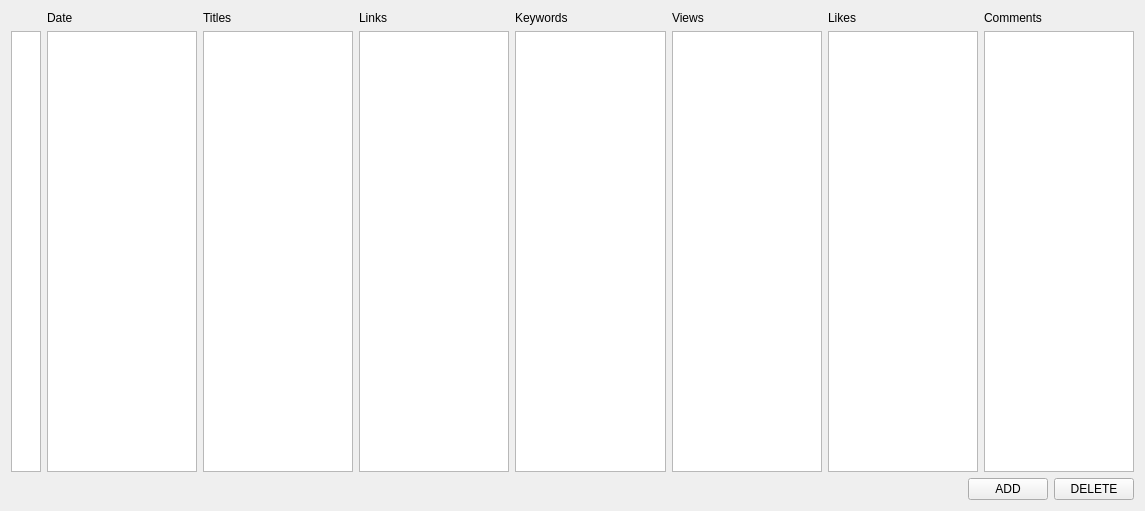
Above: src/sever/articles.ui from elvisxiaozhi/Auto-Fetch-News-System before the change. Below: the same form after it.
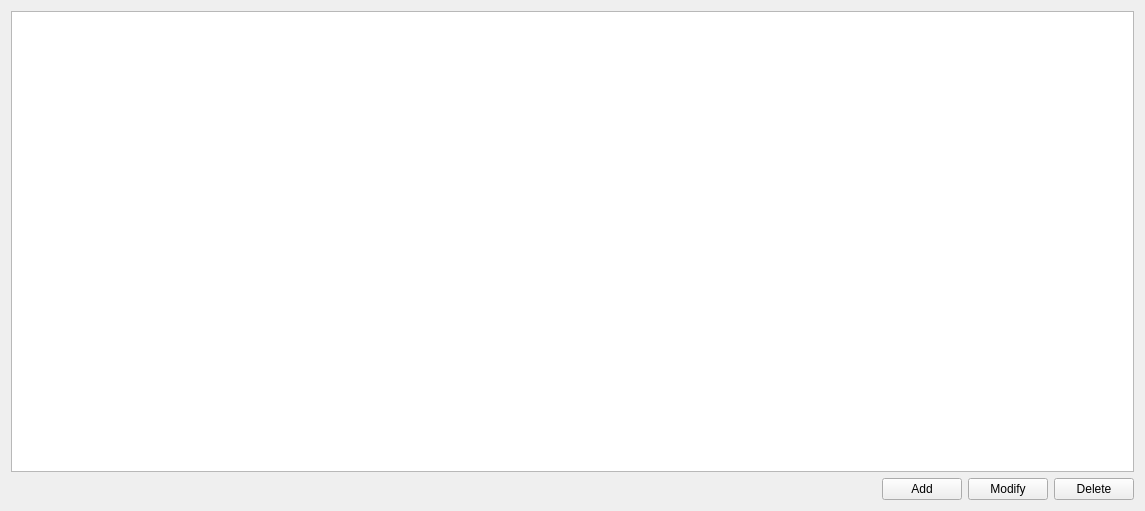
That is the form after the change.

Commit message: add table view

Patch:
```diff
--- a/src/sever/articles.ui
+++ b/src/sever/articles.ui
@@ -13,154 +13,12 @@
   <property name="windowTitle">
    <string>Form</string>
   </property>
-  <layout class="QVBoxLayout" name="verticalLayout_9">
+  <layout class="QVBoxLayout" name="verticalLayout">
    <item>
-    <layout class="QHBoxLayout" name="horizontalLayout_2" stretch="0,0">
-     <item>
-      <layout class="QVBoxLayout" name="verticalLayout_8">
-       <item>
-        <widget class="QLabel" name="label_8">
-         <property name="sizePolicy">
-          <sizepolicy hsizetype="Fixed" vsizetype="Preferred">
-           <horstretch>0</horstretch>
-           <verstretch>0</verstretch>
-          </sizepolicy>
-         </property>
-         <property name="maximumSize">
-          <size>
-           <width>30</width>
-           <height>16777215</height>
-          </size>
-         </property>
-         <property name="text">
-          <string/>
-         </property>
-        </widget>
-       </item>
-       <item>
-        <widget class="QColumnView" name="columnView">
-         <property name="sizePolicy">
-          <sizepolicy hsizetype="Fixed" vsizetype="Expanding">
-           <horstretch>0</horstretch>
-           <verstretch>0</verstretch>
-          </sizepolicy>
-         </property>
-         <property name="maximumSize">
-          <size>
-           <width>30</width>
-           <height>16777215</height>
-          </size>
-         </property>
-        </widget>
-       </item>
-      </layout>
-     </item>
-     <item>
-      <layout class="QHBoxLayout" name="horizontalLayout" stretch="0,0,0,0,0,0,0">
-       <item>
-        <layout class="QVBoxLayout" name="verticalLayout">
-         <item>
-          <widget class="QLabel" name="label">
-           <property name="text">
-            <string>Date</string>
-           </property>
-          </widget>
-         </item>
-         <item>
-          <widget class="QListWidget" name="dateList"/>
-         </item>
-        </layout>
-       </item>
-       <item>
-        <layout class="QVBoxLayout" name="verticalLayout_2">
-         <item>
-          <widget class="QLabel" name="label_2">
-           <property name="text">
-            <string>Titles</string>
-           </property>
-          </widget>
-         </item>
-         <item>
-          <widget class="QListWidget" name="titleList"/>
-         </item>
-        </layout>
-       </item>
-       <item>
-        <layout class="QVBoxLayout" name="verticalLayout_3">
-         <item>
-          <widget class="QLabel" name="label_3">
-           <property name="text">
-            <string>Links</string>
-           </property>
-          </widget>
-         </item>
-         <item>
-          <widget class="QListWidget" name="linkList"/>
-         </item>
-        </layout>
-       </item>
-       <item>
-        <layout class="QVBoxLayout" name="verticalLayout_4">
-         <item>
-          <widget class="QLabel" name="label_4">
-           <property name="text">
-            <string>Keywords</string>
-           </property>
-          </widget>
-         </item>
-         <item>
-          <widget class="QListWidget" name="keywordList"/>
-         </item>
-        </layout>
-       </item>
-       <item>
-        <layout class="QVBoxLayout" name="verticalLayout_5">
-         <item>
-          <widget class="QLabel" name="label_5">
-           <property name="text">
-            <string>Views</string>
-           </property>
-          </widget>
-         </item>
-         <item>
-          <widget class="QListWidget" name="viewLike"/>
-         </item>
-        </layout>
-       </item>
-       <item>
-        <layout class="QVBoxLayout" name="verticalLayout_6">
-         <item>
-          <widget class="QLabel" name="label_6">
-           <property name="text">
-            <string>Likes</string>
-           </property>
-          </widget>
-         </item>
-         <item>
-          <widget class="QListWidget" name="likeList"/>
-         </item>
-        </layout>
-       </item>
-       <item>
-        <layout class="QVBoxLayout" name="verticalLayout_7">
-         <item>
-          <widget class="QLabel" name="label_7">
-           <property name="text">
-            <string>Comments</string>
-           </property>
-          </widget>
-         </item>
-         <item>
-          <widget class="QListWidget" name="commentList"/>
-         </item>
-        </layout>
-       </item>
-      </layout>
-     </item>
-    </layout>
+    <widget class="QTableView" name="tableView"/>
    </item>
    <item>
-    <layout class="QHBoxLayout" name="horizontalLayout_3">
+    <layout class="QHBoxLayout" name="horizontalLayout">
      <item>
       <spacer name="horizontalSpacer">
        <property name="orientation">
@@ -177,14 +35,21 @@
      <item>
       <widget class="QPushButton" name="pushButton">
        <property name="text">
-        <string>ADD</string>
+        <string>Add</string>
        </property>
       </widget>
      </item>
      <item>
       <widget class="QPushButton" name="pushButton_2">
        <property name="text">
-        <string>DELETE</string>
+        <string>Modify</string>
+       </property>
+      </widget>
+     </item>
+     <item>
+      <widget class="QPushButton" name="pushButton_3">
+       <property name="text">
+        <string>Delete</string>
        </property>
       </widget>
      </item>
```
The commit also changes 3 other files.
